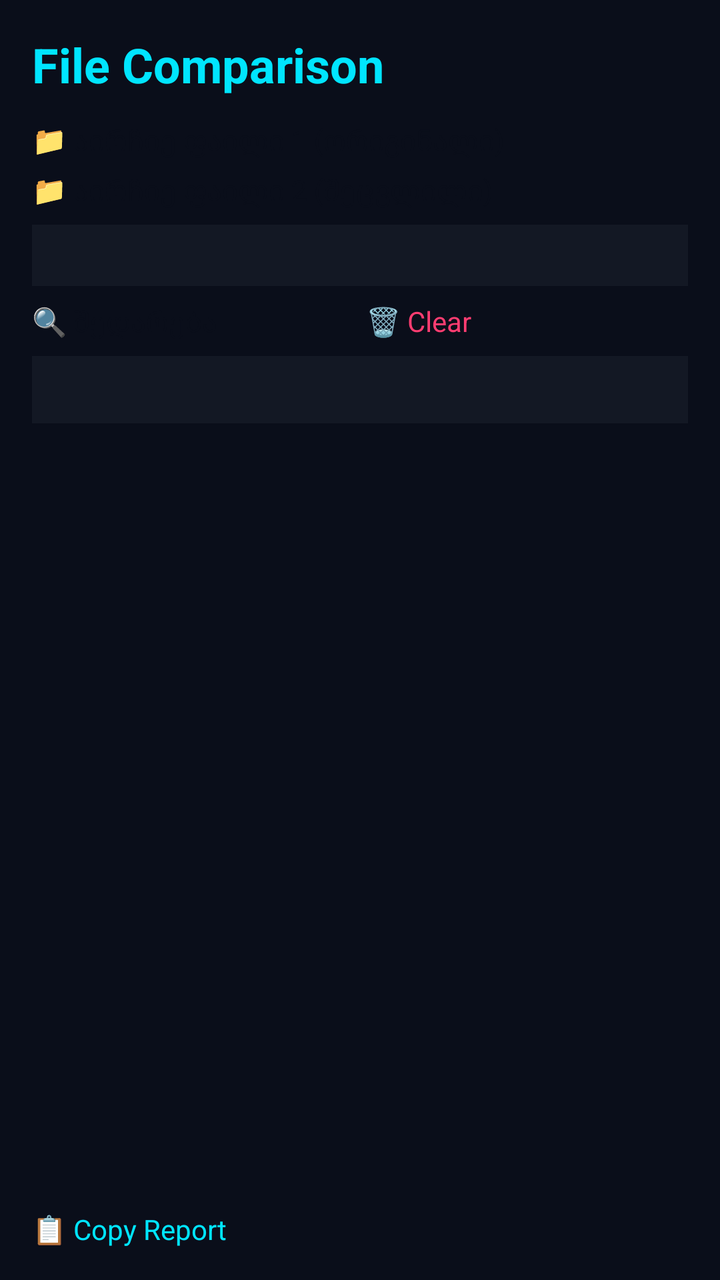
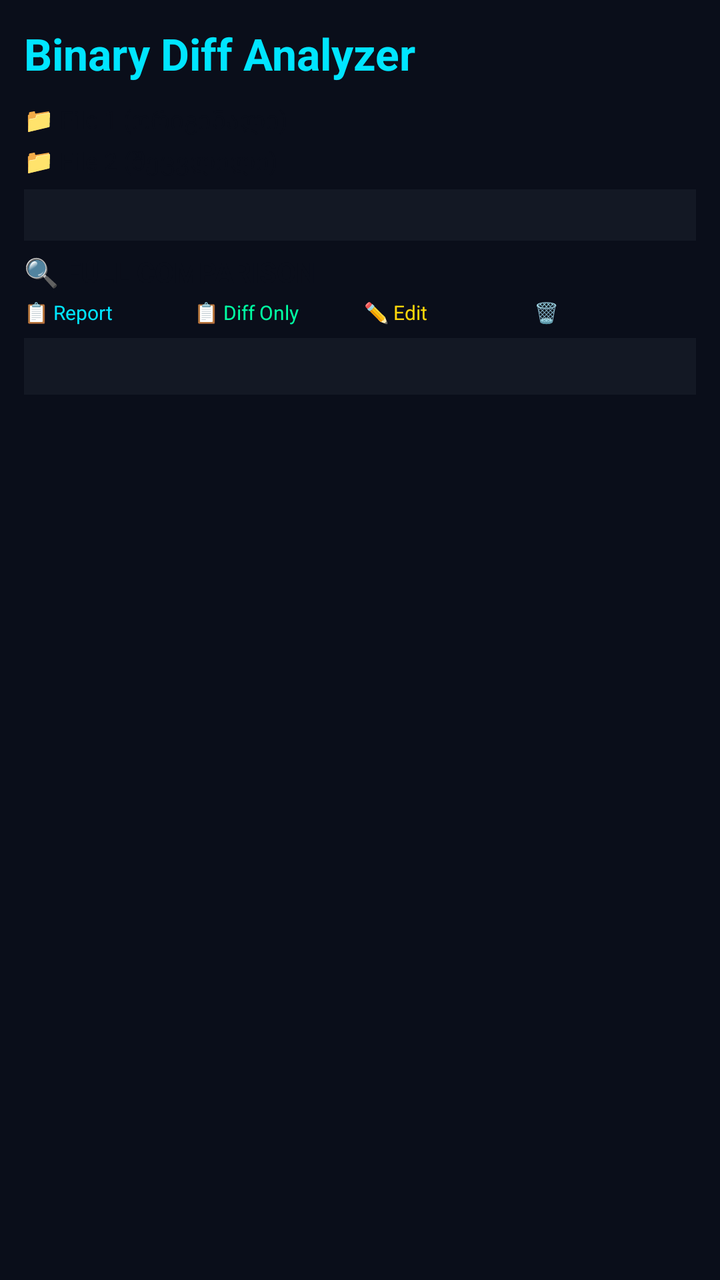

Before-and-after screenshots of an Android layout around one commit, followed by the original layout XML and the change that was made.
<!-- AndroidManifest.xml: application theme Theme.DecoderPRO -->
<!-- res/layout/activity_file_compare.xml -->
<?xml version="1.0" encoding="utf-8"?>
<LinearLayout xmlns:android="http://schemas.android.com/apk/res/android"
    android:layout_width="match_parent" android:layout_height="match_parent"
    android:orientation="vertical" android:background="@color/bg_dark" android:padding="16dp">
    <TextView android:layout_width="match_parent" android:layout_height="wrap_content"
        android:text="File Comparison" android:textColor="@color/neon_cyan"
        android:textSize="24sp" android:textStyle="bold" android:paddingBottom="12dp"/>
    <Button android:id="@+id/btn_fc_pick1" android:layout_width="match_parent"
        android:layout_height="wrap_content" android:text="📁 აირჩიე ფაილი 1 (ორიგინალი)"
        android:textColor="@color/bg_dark" android:backgroundTint="@color/neon_green"/>
    <Button android:id="@+id/btn_fc_pick2" android:layout_width="match_parent"
        android:layout_height="wrap_content" android:layout_marginTop="6dp"
        android:text="📁 აირჩიე ფაილი 2 (შეცვლილი)"
        android:textColor="@color/bg_dark" android:backgroundTint="@color/neon_purple"/>
    <TextView android:id="@+id/fc_info" android:layout_width="match_parent"
        android:layout_height="wrap_content" android:layout_marginTop="8dp"
        android:textColor="@color/text_muted" android:textSize="11sp"
        android:background="@color/bg_card" android:padding="8dp"
        android:fontFamily="monospace"/>
    <LinearLayout android:layout_width="match_parent" android:layout_height="wrap_content"
        android:orientation="horizontal" android:layout_marginTop="8dp">
        <Button android:id="@+id/btn_fc_compare" android:layout_width="0dp"
            android:layout_height="wrap_content" android:layout_weight="1"
            android:text="🔍 შედარება" android:textColor="@color/bg_dark"
            android:backgroundTint="@color/neon_cyan"/>
        <Button android:id="@+id/btn_fc_clear" android:layout_width="0dp"
            android:layout_height="wrap_content" android:layout_weight="1"
            android:layout_marginStart="6dp" android:text="🗑 Clear"
            android:textColor="@color/neon_red" android:backgroundTint="@color/bg_card"/>
    </LinearLayout>
    <ScrollView android:layout_width="match_parent" android:layout_height="0dp"
        android:layout_weight="1" android:layout_marginTop="8dp">
        <TextView android:id="@+id/fc_result" android:layout_width="match_parent"
            android:layout_height="wrap_content" android:textColor="@color/neon_green"
            android:background="@color/bg_card" android:padding="10dp"
            android:fontFamily="monospace" android:textSize="10sp"/>
    </ScrollView>
    <Button android:id="@+id/btn_fc_copy" android:layout_width="match_parent"
        android:layout_height="wrap_content" android:layout_marginTop="6dp"
        android:text="📋 Copy Report" android:textColor="@color/neon_cyan"
        android:backgroundTint="@color/bg_card"/>
</LinearLayout>
<!-- resources referenced by this layout -->
<resources>
  <color name="bg_card">#131824</color>
  <color name="bg_dark">#0A0E1A</color>
  <color name="neon_cyan">#00E5FF</color>
  <color name="neon_green">#00FFA3</color>
  <color name="neon_purple">#7C4DFF</color>
  <color name="neon_red">#FF3D71</color>
  <color name="text_muted">#8892B0</color>
  <style name="Theme.DecoderPRO" parent="android:Theme.Material.NoActionBar">
          <item name="android:windowBackground">@color/bg_dark</item>
          <item name="android:colorPrimary">@color/neon_cyan</item>
          <item name="android:colorAccent">@color/neon_cyan</item>
          <item name="android:statusBarColor">@color/bg_dark</item>
          <item name="android:textColorPrimary">@color/text_primary</item>
      </style>
  <color name="text_primary">#E6F1FF</color>
</resources>

<!-- the commit's change to res/layout/activity_file_compare.xml (unified diff, before → after) -->
@@ -1,42 +1,63 @@
 <?xml version="1.0" encoding="utf-8"?>
 <LinearLayout xmlns:android="http://schemas.android.com/apk/res/android"
     android:layout_width="match_parent" android:layout_height="match_parent"
-    android:orientation="vertical" android:background="@color/bg_dark" android:padding="16dp">
+    android:orientation="vertical" android:background="@color/bg_dark" android:padding="12dp">
+
     <TextView android:layout_width="match_parent" android:layout_height="wrap_content"
-        android:text="File Comparison" android:textColor="@color/neon_cyan"
-        android:textSize="24sp" android:textStyle="bold" android:paddingBottom="12dp"/>
+        android:text="Binary Diff Analyzer" android:textColor="@color/neon_cyan"
+        android:textSize="22sp" android:textStyle="bold" android:paddingBottom="10dp"/>
+
     <Button android:id="@+id/btn_fc_pick1" android:layout_width="match_parent"
-        android:layout_height="wrap_content" android:text="📁 აირჩიე ფაილი 1 (ორიგინალი)"
-        android:textColor="@color/bg_dark" android:backgroundTint="@color/neon_green"/>
+        android:layout_height="wrap_content" android:text="📁 File 1 (ორიგინალი)"
+        android:textColor="@color/bg_dark" android:backgroundTint="@color/neon_green"
+        android:textSize="12sp"/>
+
     <Button android:id="@+id/btn_fc_pick2" android:layout_width="match_parent"
+        android:layout_height="wrap_content" android:layout_marginTop="4dp"
+        android:text="📁 File 2 (შეცვლილი)"
+        android:textColor="@color/bg_dark" android:backgroundTint="@color/neon_purple"
+        android:textSize="12sp"/>
+
+    <TextView android:id="@+id/fc_info" android:layout_width="match_parent"
         android:layout_height="wrap_content" android:layout_marginTop="6dp"
-        android:text="📁 აირჩიე ფაილი 2 (შეცვლილი)"
-        android:textColor="@color/bg_dark" android:backgroundTint="@color/neon_purple"/>
-    <TextView android:id="@+id/fc_info" android:layout_width="match_parent"
-        android:layout_height="wrap_content" android:layout_marginTop="8dp"
-        android:textColor="@color/text_muted" android:textSize="11sp"
-        android:background="@color/bg_card" android:padding="8dp"
+        android:textColor="@color/text_muted" android:textSize="10sp"
+        android:background="@color/bg_card" android:padding="6dp"
         android:fontFamily="monospace"/>
+
+    <Button android:id="@+id/btn_fc_compare" android:layout_width="match_parent"
+        android:layout_height="wrap_content" android:layout_marginTop="6dp"
+        android:text="🔍 FULL COMPARISON" android:textColor="@color/bg_dark"
+        android:backgroundTint="@color/neon_cyan" android:textStyle="bold"/>
+
     <LinearLayout android:layout_width="match_parent" android:layout_height="wrap_content"
-        android:orientation="horizontal" android:layout_marginTop="8dp">
-        <Button android:id="@+id/btn_fc_compare" android:layout_width="0dp"
+        android:orientation="horizontal" android:layout_marginTop="4dp">
+        <Button android:id="@+id/btn_fc_copy" android:layout_width="0dp"
             android:layout_height="wrap_content" android:layout_weight="1"
-            android:text="🔍 შედარება" android:textColor="@color/bg_dark"
-            android:backgroundTint="@color/neon_cyan"/>
+            android:text="📋 Report" android:textColor="@color/neon_cyan"
+            android:backgroundTint="@color/bg_card" android:textSize="10sp"/>
+        <Button android:id="@+id/btn_fc_copy_diff" android:layout_width="0dp"
+            android:layout_height="wrap_content" android:layout_weight="1"
+            android:layout_marginStart="4dp" android:text="📋 Diff Only"
+            android:textColor="@color/neon_green" android:backgroundTint="@color/bg_card"
+            android:textSize="10sp"/>
+        <Button android:id="@+id/btn_fc_edit" android:layout_width="0dp"
+            android:layout_height="wrap_content" android:layout_weight="1"
+            android:layout_marginStart="4dp" android:text="✏️ Edit"
+            android:textColor="@color/neon_yellow" android:backgroundTint="@color/bg_card"
+            android:textSize="10sp"/>
         <Button android:id="@+id/btn_fc_clear" android:layout_width="0dp"
             android:layout_height="wrap_content" android:layout_weight="1"
-            android:layout_marginStart="6dp" android:text="🗑 Clear"
-            android:textColor="@color/neon_red" android:backgroundTint="@color/bg_card"/>
+            android:layout_marginStart="4dp" android:text="🗑"
+            android:textColor="@color/neon_red" android:backgroundTint="@color/bg_card"
+            android:textSize="10sp"/>
     </LinearLayout>
+
     <ScrollView android:layout_width="match_parent" android:layout_height="0dp"
-        android:layout_weight="1" android:layout_marginTop="8dp">
+        android:layout_weight="1" android:layout_marginTop="6dp">
         <TextView android:id="@+id/fc_result" android:layout_width="match_parent"
             android:layout_height="wrap_content" android:textColor="@color/neon_green"
-            android:background="@color/bg_card" android:padding="10dp"
-            android:fontFamily="monospace" android:textSize="10sp"/>
+            android:background="@color/bg_card" android:padding="8dp"
+            android:fontFamily="monospace" android:textSize="9sp"/>
     </ScrollView>
-    <Button android:id="@+id/btn_fc_copy" android:layout_width="match_parent"
-        android:layout_height="wrap_content" android:layout_marginTop="6dp"
-        android:text="📋 Copy Report" android:textColor="@color/neon_cyan"
-        android:backgroundTint="@color/bg_card"/>
+
 </LinearLayout>
<!-- resource entries referenced after the edit -->
@@ -6,6 +6,7 @@
   <color name="neon_green">#00FFA3</color>
   <color name="neon_purple">#7C4DFF</color>
   <color name="neon_red">#FF3D71</color>
+  <color name="neon_yellow">#FFD60A</color>
   <color name="text_muted">#8892B0</color>
   <style name="Theme.DecoderPRO" parent="android:Theme.Material.NoActionBar">
           <item name="android:windowBackground">@color/bg_dark</item>
